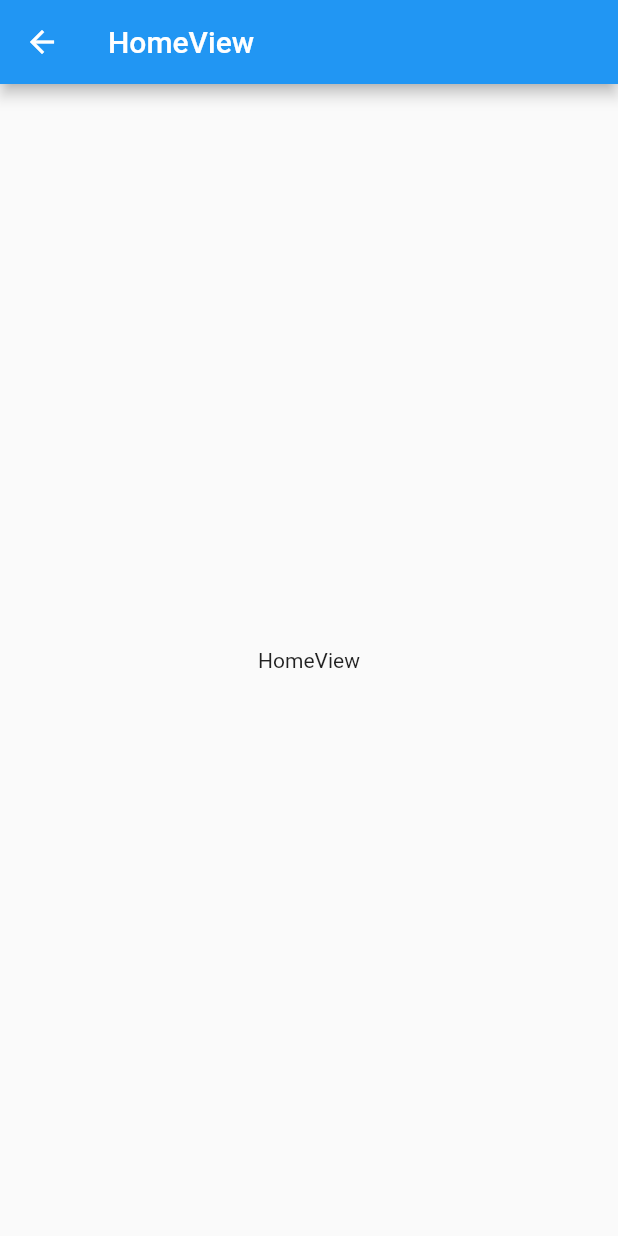
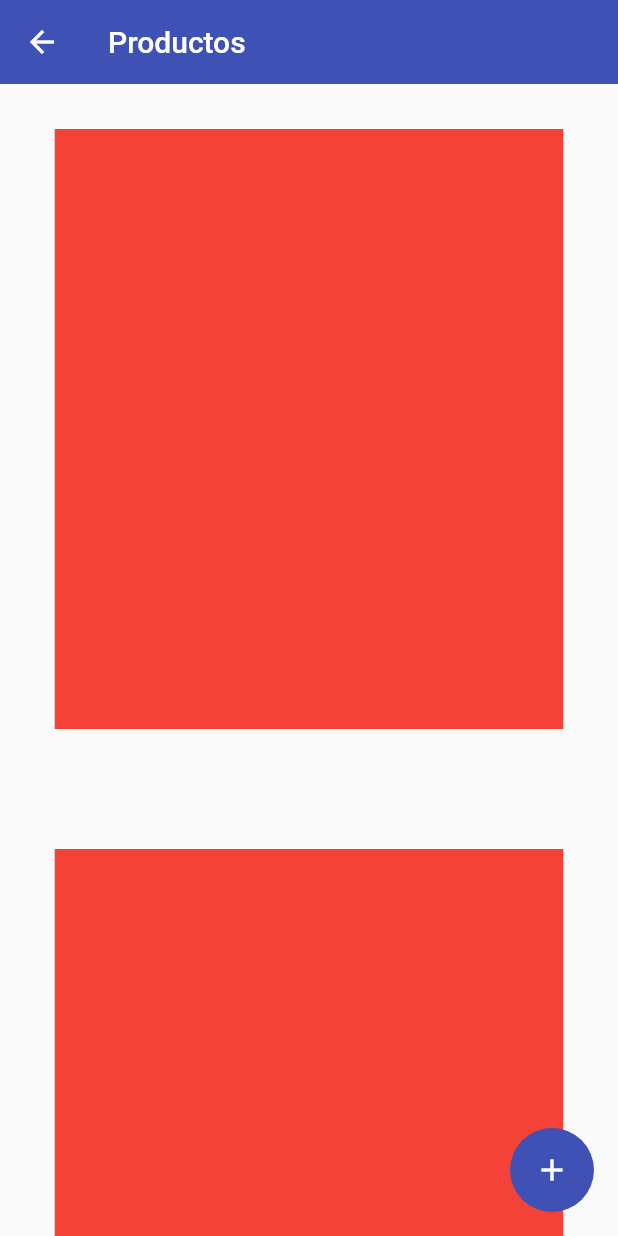
Before and after one commit to SergioK12/crud_hacia_servicios_rest, a Flutter app: the HomeView screen opened by its route, on a phone screen of 412 x 824 dp. Run offline on Flutter 3.47's test engine with Material 2 defaults, Android fonts, the phone set to English and light mode, and no system bars.

Commit message:
Agregadas los contenedores para los productos

```diff
--- a/lib/views/homeview.dart
+++ b/lib/views/homeview.dart
@@ -1,3 +1,4 @@
+import 'package:crud_servicos/widgets/widgets.dart';
 import 'package:flutter/material.dart';
 
 class HomeView extends StatelessWidget {
@@ -6,11 +7,24 @@ class HomeView extends StatelessWidget {
   Widget build(BuildContext context) {
     return Scaffold(
       appBar: AppBar(
-        title: const Text('HomeView'),
+        title: const Text('Productos'),
       ),
-      body: const Center(
-        child: Text('HomeView'),
+      body: ListView.builder(
+        itemCount: 10,
+        itemBuilder: (BuildContext context, index )=> Padding(
+          padding:  EdgeInsets.symmetric(horizontal: (MediaQuery.of(context).size.height * 0.02)),
+          child: const ProductCard(),
+        )
+
+
       ),
+      floatingActionButton: FloatingActionButton(
+        child: const Icon(Icons.add),
+        onPressed: (){
+
+        }
+        ),
+
     );
   }
 }
--- /dev/null
+++ b/lib/widgets/product_card.dart
@@ -0,0 +1,18 @@
+import 'package:flutter/material.dart';
+
+class ProductCard extends StatelessWidget {
+  const ProductCard({super.key});
+
+  @override
+  Widget build(BuildContext context) {
+    return Padding(
+      padding: const EdgeInsets.symmetric(horizontal: 20),
+      child: Container(
+        margin: const  EdgeInsets.only(top: 30,bottom: 50),
+        width: double.infinity,
+        height: 400,
+        color: Colors.red,
+      ),
+    );
+  }
+}
--- a/lib/widgets/widgets.dart
+++ b/lib/widgets/widgets.dart
@@ -1,2 +1,3 @@
+export 'package:crud_servicos/widgets/product_card.dart';
 export 'package:crud_servicos/widgets/auth_background.dart';
 export 'package:crud_servicos/widgets/card_container.dart';
```
Also changed, not shown: lib/main.dart (+12 -1 lines).
